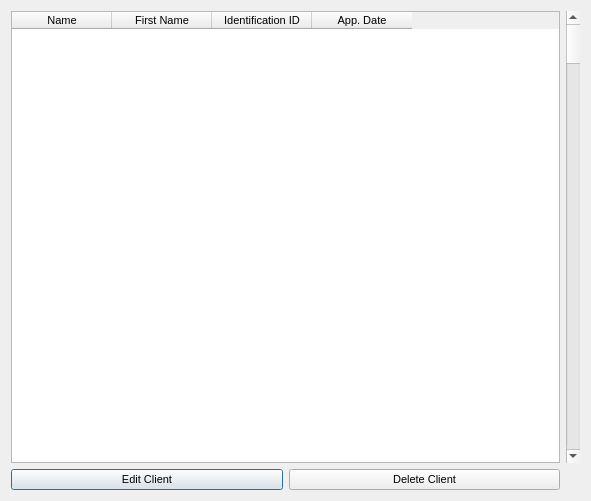
Qt form searchclient.ui (mariedegen/QtProject) before a commit.
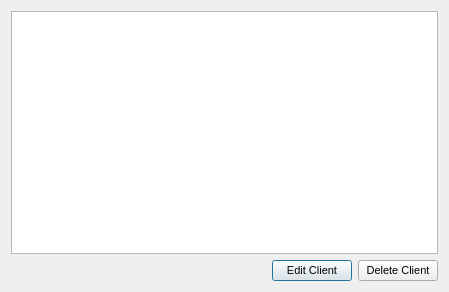
The same form after that commit.

Commit message: update view search

Patch:
```diff
--- a/searchclient.ui
+++ b/searchclient.ui
@@ -9,8 +9,8 @@
    <rect>
     <x>0</x>
     <y>0</y>
-    <width>591</width>
-    <height>501</height>
+    <width>449</width>
+    <height>292</height>
    </rect>
   </property>
   <property name="font">
@@ -34,55 +34,40 @@
    <locale language="English" country="UnitedStates"/>
   </property>
   <layout class="QGridLayout" name="gridLayout_2">
-   <item row="0" column="1">
-    <widget class="QTableWidget" name="tableWidget">
-     <column>
-      <property name="text">
-       <string>Name</string>
-      </property>
-     </column>
-     <column>
-      <property name="text">
-       <string>First Name</string>
-      </property>
-     </column>
-     <column>
-      <property name="text">
-       <string>Identification ID</string>
-      </property>
-     </column>
-     <column>
-      <property name="text">
-       <string>App. Date</string>
-      </property>
-     </column>
-    </widget>
-   </item>
-   <item row="0" column="3">
-    <widget class="QScrollBar" name="verticalScrollBar">
-     <property name="orientation">
-      <enum>Qt::Vertical</enum>
-     </property>
-    </widget>
-   </item>
    <item row="1" column="1">
     <layout class="QGridLayout" name="gridLayout_3">
-     <item row="0" column="0">
+     <item row="0" column="1">
       <widget class="QPushButton" name="editclient_btn">
        <property name="text">
         <string>Edit Client</string>
        </property>
       </widget>
      </item>
-     <item row="0" column="1">
+     <item row="0" column="2">
       <widget class="QPushButton" name="deleteclient_btn">
        <property name="text">
         <string>Delete Client</string>
        </property>
       </widget>
      </item>
+     <item row="0" column="0">
+      <spacer name="horizontalSpacer">
+       <property name="orientation">
+        <enum>Qt::Horizontal</enum>
+       </property>
+       <property name="sizeHint" stdset="0">
+        <size>
+         <width>40</width>
+         <height>20</height>
+        </size>
+       </property>
+      </spacer>
+     </item>
     </layout>
    </item>
+   <item row="0" column="1">
+    <widget class="QTableView" name="tableView"/>
+   </item>
   </layout>
  </widget>
  <resources/>
```
The commit also changes 2 other files.
